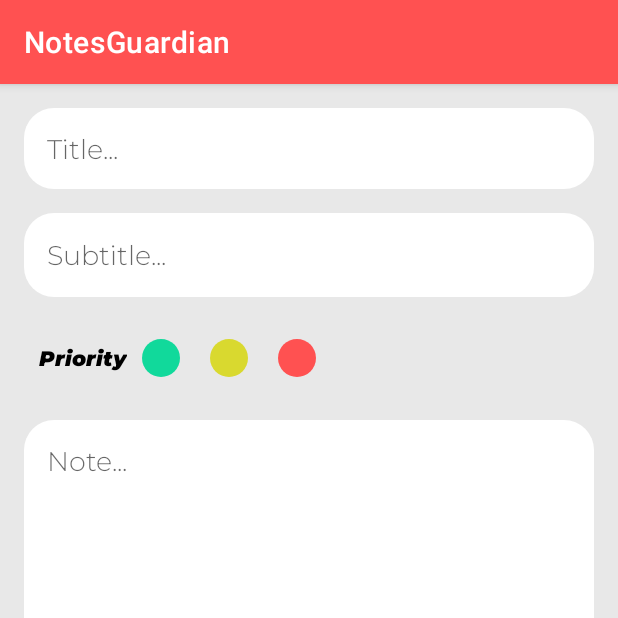
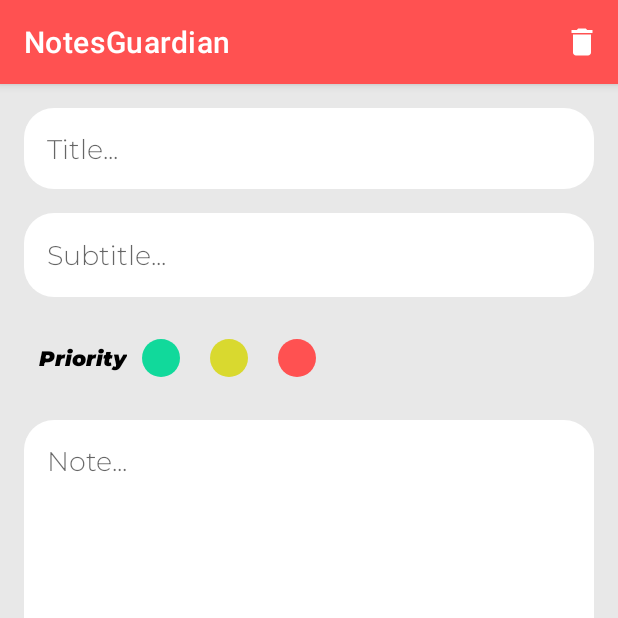
Before and after one commit to kaifakhtar/NotesGuardian, an Android app: the UpdateNotesActivity screen opened directly, with no data from a screen before it, on a phone screen of 412 x 824 dp, the top half of it. Run offline under Robolectric (Android 15) with nearby library versions, the phone set to English and light mode, and no system bars; our stand-ins replace Room's generated code; 1 statement that could not run was skipped.

Commit message:
delete bottom sheet done

```diff
--- /dev/null
+++ b/app/src/main/res/drawable/bottom_sheet_bar.xml
@@ -0,0 +1,5 @@
+<?xml version="1.0" encoding="utf-8"?>
+<shape android:shape="rectangle" xmlns:android="http://schemas.android.com/apk/res/android">
+    <solid android:color="#707070"/>
+    <corners android:radius="100dp"/>
+</shape>
--- /dev/null
+++ b/app/src/main/res/drawable/delete_sheet.xml
@@ -0,0 +1,6 @@
+<?xml version="1.0" encoding="utf-8"?>
+<shape android:shape="rectangle" xmlns:android="http://schemas.android.com/apk/res/android">
+    <solid android:color="@color/white"/>
+    <corners android:topRightRadius="30dp"
+        android:topLeftRadius="30dp"/>
+</shape>
--- /dev/null
+++ b/app/src/main/res/drawable/ic_baseline_delete_24.xml
@@ -0,0 +1,5 @@
+<vector android:height="24dp" android:tint="#FFFFFF"
+    android:viewportHeight="24" android:viewportWidth="24"
+    android:width="24dp" xmlns:android="http://schemas.android.com/apk/res/android">
+    <path android:fillColor="@android:color/white" android:pathData="M6,19c0,1.1 0.9,2 2,2h8c1.1,0 2,-0.9 2,-2V7H6v12zM19,4h-3.5l-1,-1h-5l-1,1H5v2h14V4z"/>
+</vector>
--- /dev/null
+++ b/app/src/main/res/drawable/no_button.xml
@@ -0,0 +1,6 @@
+<?xml version="1.0" encoding="utf-8"?>
+<shape android:shape="rectangle" xmlns:android="http://schemas.android.com/apk/res/android">
+    <solid android:color="#E8E8E8"/>
+    <corners android:radius="500dp"/>
+
+</shape>
--- /dev/null
+++ b/app/src/main/res/drawable/yes_button.xml
@@ -0,0 +1,6 @@
+<?xml version="1.0" encoding="utf-8"?>
+<shape android:shape="rectangle" xmlns:android="http://schemas.android.com/apk/res/android">
+    <solid android:color="@color/red"/>
+    <corners android:radius="500dp"/>
+
+</shape>
--- /dev/null
+++ b/app/src/main/res/menu/delete_menu.xml
@@ -0,0 +1,8 @@
+<?xml version="1.0" encoding="utf-8"?>
+<menu xmlns:android="http://schemas.android.com/apk/res/android"
+    xmlns:app="http://schemas.android.com/apk/res-auto">
+ <item android:title="Delete"
+     android:icon="@drawable/ic_baseline_delete_24"
+     app:showAsAction="always"
+     android:id="@+id/ic_delete"/>
+</menu>
--- a/app/src/main/res/values/themes.xml
+++ b/app/src/main/res/values/themes.xml
@@ -17,4 +17,10 @@
 
         <item name="colorSecondary">@color/red</item>
     </style>
+    <style name="BottonSheetStyle" parent="Theme.Design.BottomSheetDialog">
+        <item name="bottomSheetStyle">@style/Modal</item>
+    </style>
+    <style name="Modal" parent="Widget.Design.BottomSheet.Modal">
+        <item name="android:background">@drawable/delete_sheet</item>
+    </style>
 </resources>
```
Also changed, not shown: app/src/main/java/nitj/cgpa/notesguardian/Activity/UpdateNotesActivity.java (+44 -0 lines), app/src/main/res/layout/delete_bottom_sheet.xml (added, +53 -0 lines).
